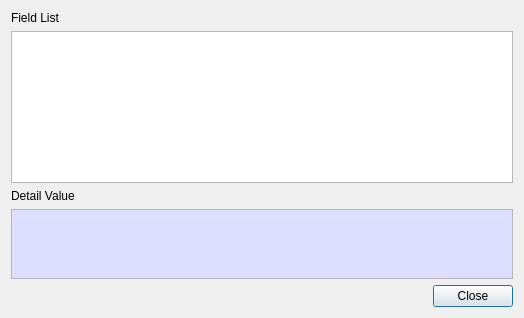
jykim74/CertMan, file CertMan/csr_info_dlg.ui: the form before one commit.
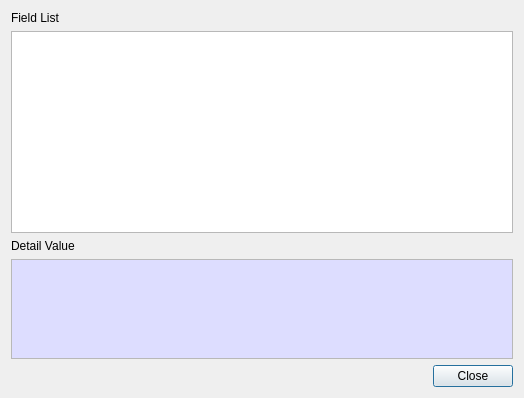
The form after the commit.

```diff
--- a/CertMan/csr_info_dlg.ui
+++ b/CertMan/csr_info_dlg.ui
@@ -7,7 +7,7 @@
     <x>0</x>
     <y>0</y>
     <width>524</width>
-    <height>318</height>
+    <height>398</height>
    </rect>
   </property>
   <property name="windowTitle">
@@ -26,7 +26,7 @@
      <property name="minimumSize">
       <size>
        <width>500</width>
-       <height>120</height>
+       <height>200</height>
       </size>
      </property>
     </widget>
```
